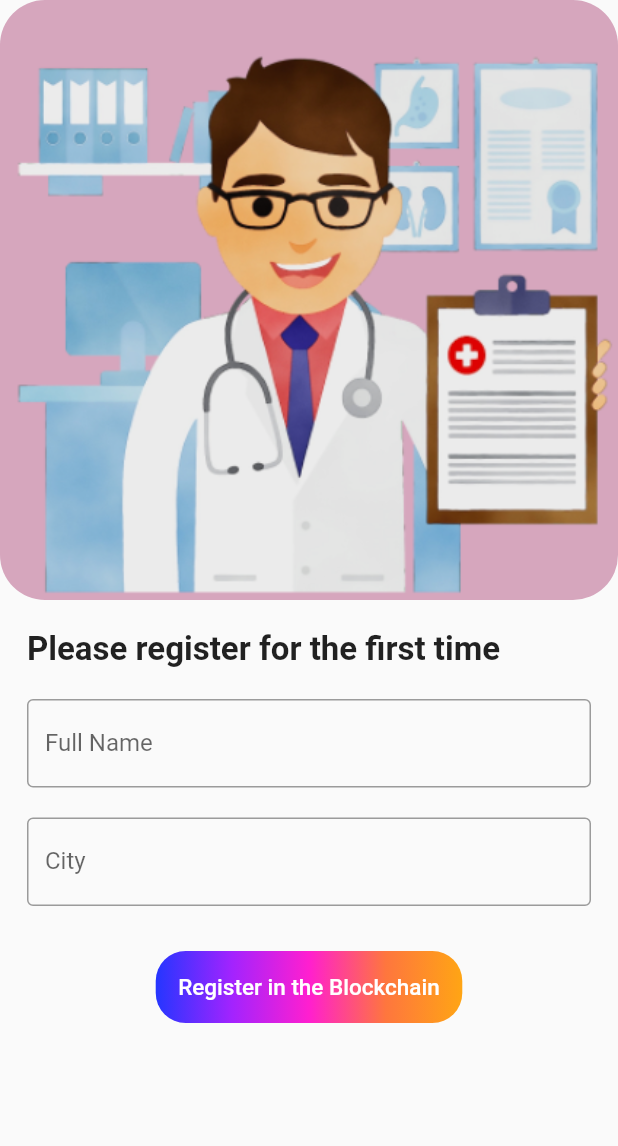
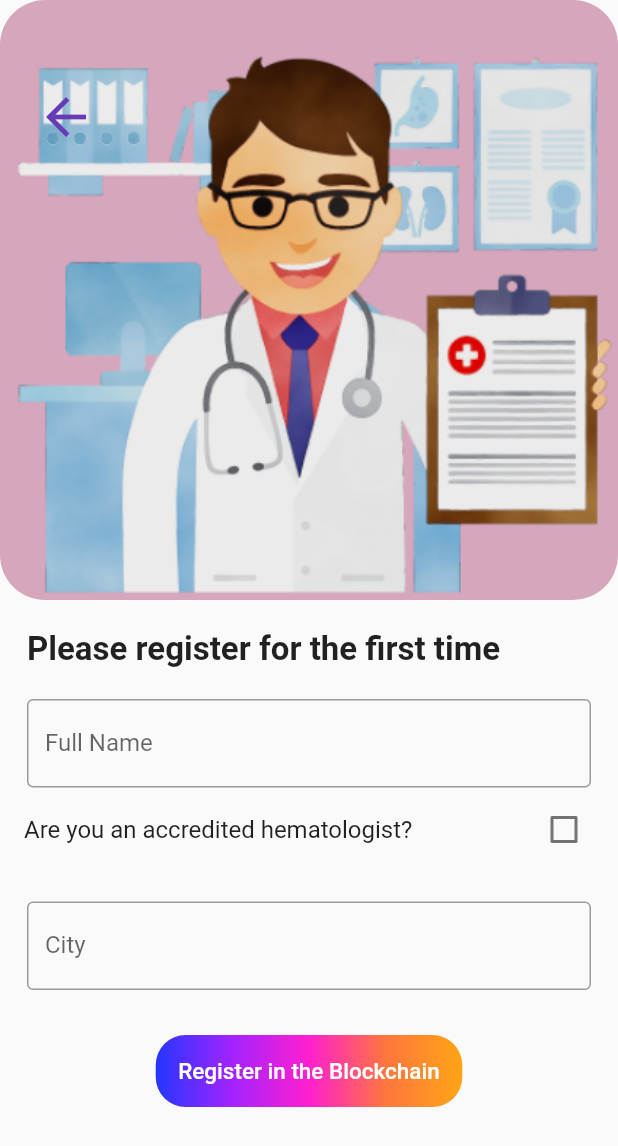
Before and after one commit to itsencrypted/dplasma, a Flutter app: the HematologistSignUpScreen screen opened by its route, on a phone screen of 412 x 824 dp. Shown: the top 1146 px of the screen. Run offline on Flutter 3.47's test engine with Material 2 defaults, Android fonts, the phone set to English and light mode, and no system bars; our stand-ins replace animated_text_kit, dio, font_awesome_flutter, geolocator, google_fonts, google_maps_flutter and 3 more; missing offline and left inert: geolocation, web3dart; accounts and stored records are empty.

Commit message:
refactoring registration_form.dart added images

```diff
--- /dev/null
+++ b/lib/models/registration_form.dart
@@ -0,0 +1,169 @@
+import "package:flutter/material.dart";
+import 'package:animated_text_kit/animated_text_kit.dart';
+import 'package:google_fonts/google_fonts.dart';
+
+
+    class RegistrationField extends StatelessWidget {
+
+      RegistrationField({this.controllerName, @required this.onChanged, this.registrationLabel});
+
+      final TextEditingController controllerName;
+      final Function onChanged;
+      final String registrationLabel;
+
+      @override
+      Widget build(BuildContext context) {
+        return Padding(
+          padding: const EdgeInsets.only(left: 18.0, right: 18),
+          child: TextFormField(
+//            onChanged: (value) {
+//              checkIfAllIsValid();
+//            },
+//            controller: nameController,
+          onChanged: onChanged,
+            controller: controllerName,
+            decoration: InputDecoration(
+                border: OutlineInputBorder(),
+                labelText: registrationLabel),
+          ),
+        );
+      }
+    }
+
+    class RegistrationTitle extends StatelessWidget {
+      @override
+      Widget build(BuildContext context) {
+        return Align(
+          alignment: Alignment.centerLeft,
+          child: Padding(
+            padding: const EdgeInsets.only(left: 18.0),
+            child: Text(
+              'Please register for the first time',
+              style: TextStyle(
+                  fontWeight: FontWeight.bold, fontSize: 22),
+            ),
+          ),
+        );
+      }
+    }
+
+    class HandwrittenSignature extends StatelessWidget {
+      HandwrittenSignature({this.signaturePersona, this.handwrittingStyle});
+      final String signaturePersona;
+      final TextStyle handwrittingStyle;
+
+
+      @override
+      Widget build(BuildContext context) {
+        return TyperAnimatedTextKit(
+            text: [
+              signaturePersona,
+            ],
+            textStyle: handwrittingStyle,
+            speed: Duration(milliseconds: 500),
+            textAlign: TextAlign.start,
+            alignment:
+            AlignmentDirectional.topStart // or Alignment.topLeft
+        );
+      }
+    }
+
+
+TextStyle hematologistHandwritting = GoogleFonts.homemadeApple(
+  textStyle: TextStyle(
+    fontSize: 30.0,
+    color: Colors.red,
+  ),
+);
+
+TextStyle doctorHandwritting = GoogleFonts.shadowsIntoLightTwo(
+  textStyle: TextStyle(
+    fontSize: 30.0,
+    color: Colors.indigoAccent,
+  ),
+);
+
+TextStyle hospitalHandwritting = GoogleFonts.cedarvilleCursive(
+  textStyle: TextStyle(
+    fontSize: 30.0,
+    color: Colors.black,
+  ),
+);
+
+TextStyle bloodbankHandwritting = GoogleFonts.gloriaHallelujah(
+  textStyle: TextStyle(
+    fontSize: 30.0,
+    color: Colors.red,
+  ),
+);
+
+TextStyle donorHandwritting = GoogleFonts.tangerine(
+  textStyle: TextStyle(
+    fontSize: 30.0,
+    color: Colors.indigo,
+  ),
+);
+
+TextStyle patientHandwritting = GoogleFonts.cookie(
+  textStyle: TextStyle(
+    fontSize: 30.0,
+    color: Colors.black,
+  ),
+);
+
+class PersonaAvatar extends StatelessWidget {
+  PersonaAvatar({this.personaImage});
+
+  final String personaImage;
+
+  @override
+  Widget build(BuildContext context) {
+    return Stack(
+      children: <Widget>[
+        Container(
+          width: double.maxFinite,
+          height: 400,
+          decoration: BoxDecoration(
+              borderRadius: BorderRadius.circular(30),
+              image: DecorationImage(
+                  image: AssetImage(personaImage),
+                  fit: BoxFit.cover)),
+        ),
+        Align(alignment: Alignment.topLeft,
+        child: Padding(
+          padding: const EdgeInsets.only(top: 50.0, left: 16),
+          child: IconButton(
+            icon: Icon(Icons.arrow_back, size: 40, color: Colors.deepPurple,),
+            onPressed: (){
+              Navigator.pop(context);
+            },
+          ),
+        ),),
+      ],
+    );
+  }
+}
+
+class BoolQuestion extends StatelessWidget {
+  BoolQuestion({this.question, this.isParameterTrue, this.onChanged});
+
+  final String question;
+  final bool isParameterTrue;
+  final Function onChanged;
+  @override
+  Widget build(BuildContext context) {
+    return CheckboxListTile(
+//      title: Text('Are you an accredited hematologist?'),
+//      value: isHematologist,
+//      onChanged: (value){
+//        setState(() {
+//          isHematologist = value;
+//          print(value);
+//        });
+
+    title: Text(question),
+    value: isParameterTrue,
+    onChanged: onChanged
+    );
+  }
+}
--- a/lib/screens/registration_hematologist_screen.dart
+++ b/lib/screens/registration_hematologist_screen.dart
@@ -1,12 +1,9 @@
-import 'dart:collection';
 import 'package:dplasma/components/dharma_button.dart';
-import 'package:dplasma/components/signature_animation.dart';
 import 'package:dplasma/constants.dart';
+import 'package:dplasma/models/registration_form.dart';
 import 'package:dplasma/utils/ethereum_utils.dart';
 import 'package:flutter/material.dart';
 import 'package:shared_preferences/shared_preferences.dart';
-import 'package:animated_text_kit/animated_text_kit.dart';
-import 'package:google_fonts/google_fonts.dart';
 
 
 class HematologistSignUpScreen extends StatefulWidget {
@@ -20,15 +17,16 @@ class HematologistSignUpScreen extends StatefulWidget {
 //TODO: Me ensinar o que eh essa signature de string vazia na linha 146 >>
 // isso vai virar o component signature_animation
 
-//TODO: Chamar tudo do Constants e do EthereumUtils
 
 class _HematologistSignUpScreenState extends State<HematologistSignUpScreen> {
   TextEditingController nameController = TextEditingController();
+  bool isHematologist = false;
   TextEditingController cityController = TextEditingController();
   String signatureHematologist = "";
   bool buttonEnabled = false;
   bool isLoading = false;
   SharedPreferences prefs;
+  Widget loadingComponent = Center(child: CircularProgressIndicator());
 
   void checkIfAllIsValid() {
     if (nameController.text.isEmpty || cityController.text.isEmpty) {
@@ -42,26 +40,20 @@ class _HematologistSignUpScreenState extends State<HematologistSignUpScreen> {
     }
   }
 
-  void signUp() async {
+  void hematologistSignUp() async {
     setState(() {
       signatureHematologist = nameController.text;
       isLoading = true;
     });
-
-    //TODO: Mudar esse pedaço para que possamos passar somente a
-    // pvteKeyHematologist e tambem a pubKeyHematologist.
-
-    HashMap wallet = await EthereumUtils.createWallet();
-    prefs.setString('privKey', pvteKeyHematologist);
-    prefs.setString('pubKey', wallet['pubKey'].toString());
     prefs.setString('role', 'hematologist');
 
     var res = await EthereumUtils.sendInformationToContract(
         pvteKeyHematologist.toString(), 'HematologistSignup', [
       true,
+      nameController.text,
       cityController.text,
     ]);
-    print('txHash='+res.toString());
+    print('txHash=' + res.toString());
     setState(() {
       isLoading = false;
     });
@@ -75,105 +67,64 @@ class _HematologistSignUpScreenState extends State<HematologistSignUpScreen> {
     });
   }
 
+  void registrationOnChanged(value){
+    checkIfAllIsValid();
+  }
+
   @override
   Widget build(BuildContext context) {
     return Scaffold(
       body: SingleChildScrollView(
         child: Column(
           children: <Widget>[
-            Container(
-              width: double.maxFinite,
-              height: 400,
-              decoration: BoxDecoration(
-                  borderRadius: BorderRadius.circular(30),
-                  image: DecorationImage(
-                      image: AssetImage('assets/images/hematologist.png'),
-                      fit: BoxFit.cover)),
-            ),
+            PersonaAvatar(personaImage: hematologistImage,),
             SizedBox(
               height: 20,
             ),
             Column(
               children: isLoading
-                  ? <Widget>[Center(child: CircularProgressIndicator())]
+                  ? <Widget>[loadingComponent]
                   : [
-                      Align(
-                        alignment: Alignment.centerLeft,
-                        child: Padding(
-                          padding: const EdgeInsets.only(left: 18.0),
-                          child: Text(
-                            'Please register for the first time',
-                            style: TextStyle(
-                                fontWeight: FontWeight.bold, fontSize: 22),
+              RegistrationTitle(),
+                SizedBox(
+                  height: 20,
                 ),
+                AnimatedContainer(duration: Duration(seconds: 10),),
+                RegistrationField(
+                  onChanged: registrationOnChanged,
+                  controllerName: nameController,
+                  registrationLabel: 'Full Name',
                 ),
+              BoolQuestion(
+                isParameterTrue: isHematologist,
+                question: 'Are you an accredited hematologist?',
+                onChanged: (value){
+                  setState(() {
+                    isHematologist = value;
+                  });
+                },
               ),
                 SizedBox(
                   height: 20,
                 ),
-                      Padding(
-                        padding: const EdgeInsets.only(left: 18.0, right: 18),
-                        child: TextFormField(
-                          onChanged: (value) {
-                            checkIfAllIsValid();
-                          },
-                          controller: nameController,
-                          decoration: InputDecoration(
-                              border: OutlineInputBorder(),
-                              labelText: 'Full Name'),
-                        ),
-                      ),
-                      SizedBox(
-                        height: 20,
-                      ),
-                      Padding(
-                        padding: const EdgeInsets.only(left: 18.0, right: 18),
-                        child: TextFormField(
-                          onChanged: (value) {
-                            checkIfAllIsValid();
-                          },
-                          controller: cityController,
-                          decoration: InputDecoration(
-                              border: OutlineInputBorder(), labelText: 'City'),
-                        ),
+                RegistrationField(
+                  onChanged: registrationOnChanged,
+                  controllerName: cityController,
+                  registrationLabel: 'City',
                 ),
                 SizedBox(
                   height: 30,
                 ),
-//                Padding(
-//                    padding: const EdgeInsets.only(left: 18.0, right: 18),
-//                    child: MaterialButton(
-//                      onPressed: buttonEnabled ? signUp : null,
-//                      child: Text('Generate Signature'),
-//                      minWidth: double.maxFinite,
-//                      color: Color(0xFF95E08E),
-//                    )),
-
                 DharmaButton(
-                  onPressed: buttonEnabled ? signUp : null,
+                  onPressed: buttonEnabled ? hematologistSignUp : null,
                   titleOfButton: 'Register in the Blockchain',
                 ),
               ],
             ),
             SizedBox(
-              // width: 250.0,
               child: (signatureHematologist != "")
-                  ? TyperAnimatedTextKit(
-                  onTap: () {
-                    print("Tap Event");
-                  },
-                  text: [signatureHematologist,],
-                  textStyle: GoogleFonts.homemadeApple(
-                    textStyle: TextStyle(
-                      fontSize: 30.0,
-                      color: Colors.red,
-                    ),
-                  ),
-                  speed: Duration(milliseconds: 500),
-                  textAlign: TextAlign.start,
-                  alignment:
-                  AlignmentDirectional.topStart // or Alignment.topLeft
-              )
+                  ? HandwrittenSignature(handwrittingStyle:
+              hematologistHandwritting, signaturePersona: signatureHematologist,)
                   : Text(''),
             ),
           ],
```
Also changed, not shown: assets/abi.json (+48 -0 lines), lib/constants.dart (+14 -1 lines), lib/screens/welcome_screen.dart (+8 -6 lines), lib/utils/ethereum_utils.dart (+27 -21 lines), assets/images/doctorMtSinai.png (added), assets/images/doctorNYU.jpg (added), assets/images/donor1.png (added), assets/images/donor2.png (added), assets/images/donor3.png (added), assets/images/icon-hospital.png (added), assets/images/mtsinaihospital.jpg (added), assets/images/nyuhospital.jpg (added), assets/images/patient1.jpg (added), assets/images/patient2.jpg (added), 1 more files. Lines whose indentation alone changed are shown as unchanged.
